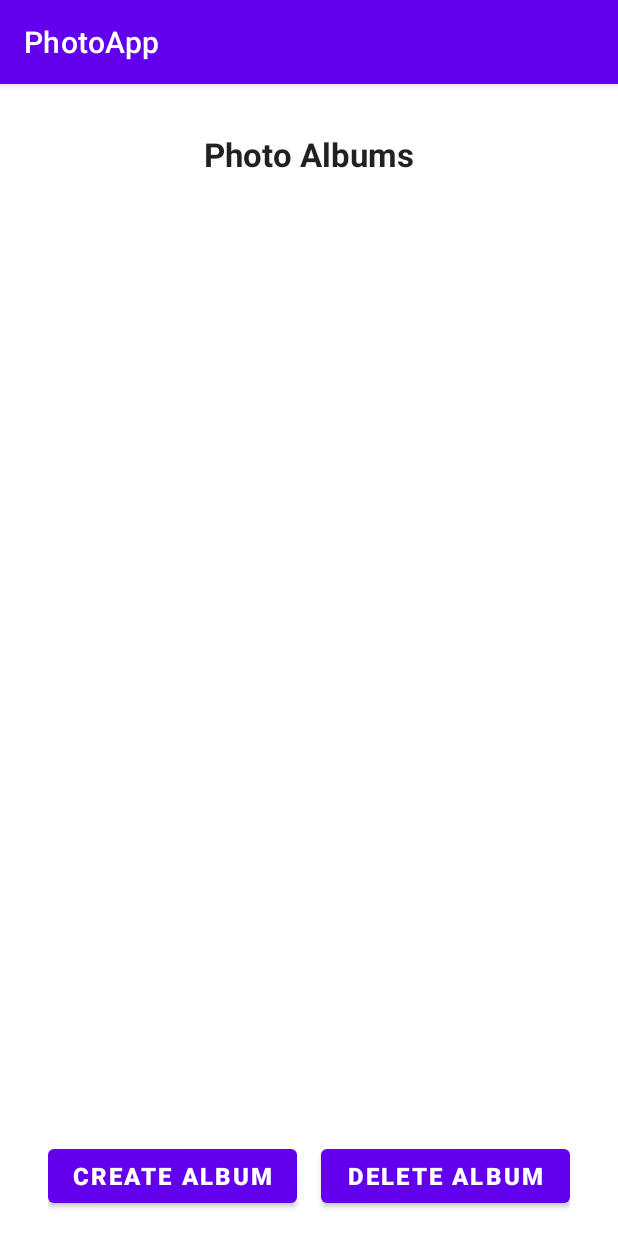
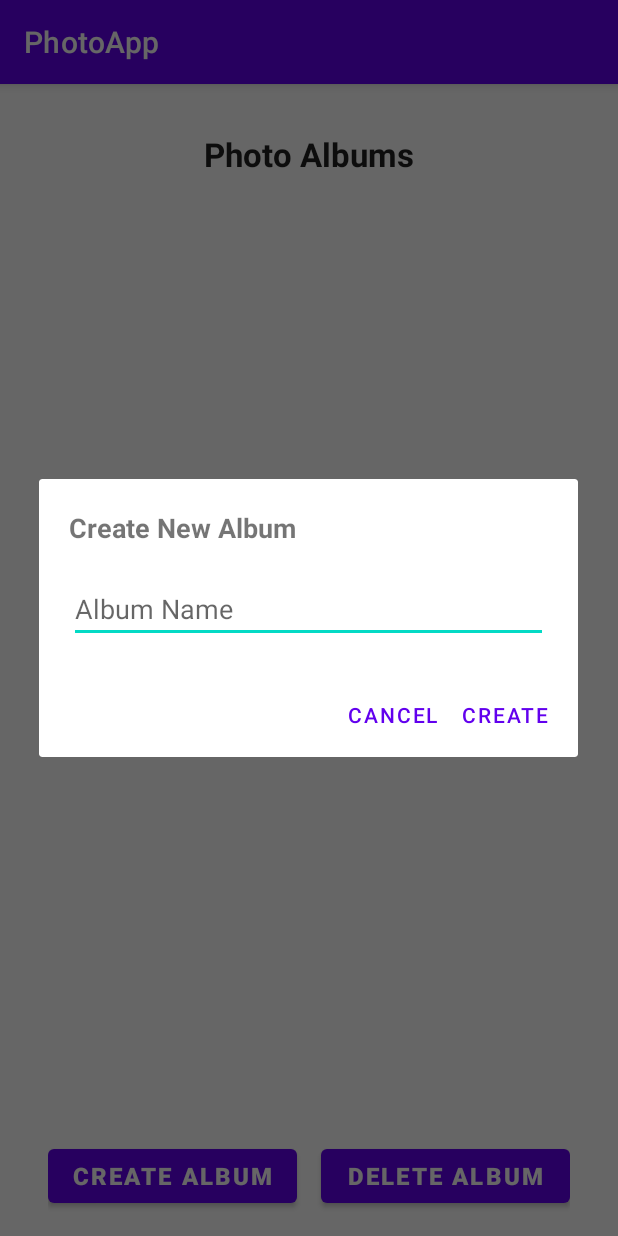
Before and after one commit to NoHaxJustCode/PhotoApp, an Android app: the screen it shows after launch (MainActivity), after a tap on "CREATE ALBUM", on a phone screen of 412 x 824 dp. Run offline under Robolectric (Android 15) with nearby library versions, the phone set to English and light mode, and no system bars.

Commit message:
Create button works and data is persistent

```diff
--- a/app/build.gradle
+++ b/app/build.gradle
@@ -40,6 +40,7 @@ dependencies {
     implementation 'androidx.appcompat:appcompat:1.6.1'
     implementation 'com.google.android.material:material:1.8.0'
     implementation 'androidx.constraintlayout:constraintlayout:2.1.4'
+    implementation 'com.google.code.gson:gson:2.8.9'
     testImplementation 'junit:junit:4.13.2'
     androidTestImplementation 'androidx.test.ext:junit:1.1.5'
     androidTestImplementation 'androidx.test.espresso:espresso-core:3.5.1'
--- a/app/src/main/java/com/example/photoapp/MainActivity.java
+++ b/app/src/main/java/com/example/photoapp/MainActivity.java
@@ -1,14 +1,34 @@
 package com.example.photoapp;
 
+import android.content.DialogInterface;
+import android.content.SharedPreferences;
 import android.os.Bundle;
+import androidx.appcompat.app.AlertDialog;
 import androidx.appcompat.app.AppCompatActivity;
+import android.view.LayoutInflater;
 import android.view.View;
 import android.widget.Button;
+import android.widget.LinearLayout;
+import android.widget.ScrollView;
 import android.widget.TextView;
+
+import com.example.photoapp.model.Album;
+import com.google.gson.Gson;
+import com.google.gson.reflect.TypeToken;
+
+import java.lang.reflect.Type;
+import java.util.ArrayList;
+import java.util.List;
 
 public class MainActivity extends AppCompatActivity {
 
     private TextView mTextView;
+    private List<Album> albums;
+    private ScrollView scrollView;
+    private LinearLayout albumListLayout;
+    private static final String ALBUMS_PREFS_NAME = "AlbumsPrefs";
+    private static final String ALBUMS_KEY = "Albums";
+
 
     @Override
     protected void onCreate(Bundle savedInstanceState) {
@@ -16,12 +36,22 @@ public class MainActivity extends AppCompatActivity {
         setContentView(R.layout.activity_main);
 
         mTextView = findViewById(R.id.home_title);
+        scrollView = findViewById(R.id.home_scroll_view);
+        albumListLayout = findViewById(R.id.home_album_list);
+
+        // Load saved albums at startup
+        albums = loadAlbums();
+
+        // Add each album to the scroll view
+        for (Album album : albums) {
+            addAlbumToScrollView(album);
+        }
 
         Button createAlbumButton = findViewById(R.id.create_album_button);
         createAlbumButton.setOnClickListener(new View.OnClickListener() {
             @Override
             public void onClick(View v) {
-                // Handle create album button click
+                showCreateAlbumDialog();
             }
         });
 
@@ -33,4 +63,89 @@ public class MainActivity extends AppCompatActivity {
             }
         });
     }
+
+    private void showCreateAlbumDialog() {
+        AlertDialog.Builder builder = new AlertDialog.Builder(this);
+        LayoutInflater inflater = getLayoutInflater();
+        View dialogView = inflater.inflate(R.layout.dialog_create_album, null);
+        builder.setView(dialogView);
+
+        final TextView errorTextView = dialogView.findViewById(R.id.errorMessage);
+        final TextView nameEditText = dialogView.findViewById(R.id.album_name_edit_text);
+
+        builder.setPositiveButton("Create", null);
+        builder.setNegativeButton("Cancel", null);
+
+        final AlertDialog dialog = builder.create();
+        dialog.setOnShowListener(new DialogInterface.OnShowListener() {
+            @Override
+            public void onShow(DialogInterface dialogInterface) {
+                Button createButton = dialog.getButton(DialogInterface.BUTTON_POSITIVE);
+                createButton.setOnClickListener(new View.OnClickListener() {
+                    @Override
+                    public void onClick(View view) {
+                        String albumName = nameEditText.getText().toString();
+                        if (albumName.isEmpty()) {
+                            errorTextView.setText("Album Name Required");
+                        } else {
+                            boolean albumExists = false;
+                            for (Album album : albums) {
+                                if (album.getName().equals(albumName)) {
+                                    albumExists = true;
+                                    break;
+                                }
+                            }
+                            if (albumExists) {
+                                errorTextView.setText("Album Name Already Exists");
+                            } else {
+                                Album newAlbum = new Album(albumName);
+                                albums.add(newAlbum);
+                                saveAlbums();
+                                addAlbumToScrollView(newAlbum);
+                                dialog.dismiss();
+                            }
+                        }
+                    }
+                });
+            }
+        });
+        dialog.show();
+    }
+
+
+    private void addAlbumToScrollView(Album album) {
+        TextView albumTextView = new TextView(this);
+        albumTextView.setText(album.getName());
+        albumTextView.setTextSize(24);
+        albumTextView.setPadding(0, 24, 0, 24);
+
+        albumTextView.setOnClickListener(new View.OnClickListener() {
+            @Override
+            public void onClick(View v) {
+                // Handle album click
+            }
+        });
+
+        albumListLayout.addView(albumTextView);
+    }
+    private void saveAlbums() {
+        SharedPreferences prefs = getSharedPreferences(ALBUMS_PREFS_NAME, MODE_PRIVATE);
+        SharedPreferences.Editor editor = prefs.edit();
+        Gson gson = new Gson();
+        String json = gson.toJson(albums);
+        editor.putString(ALBUMS_KEY, json);
+        editor.apply();
+    }
+
+    private List<Album> loadAlbums() {
+        SharedPreferences prefs = getSharedPreferences(ALBUMS_PREFS_NAME, MODE_PRIVATE);
+        Gson gson = new Gson();
+        String json = prefs.getString(ALBUMS_KEY, null);
+        Type type = new TypeToken<List<Album>>() {}.getType();
+        if(json == null)
+            return new ArrayList<Album>();
+        return gson.fromJson(json, type);
+    }
+
+
 }
--- /dev/null
+++ b/app/src/main/res/layout/dialog_create_album.xml
@@ -0,0 +1,26 @@
+<?xml version="1.0" encoding="utf-8"?>
+<LinearLayout xmlns:android="http://schemas.android.com/apk/res/android"
+    android:layout_width="match_parent"
+    android:layout_height="wrap_content"
+    android:orientation="vertical"
+    android:padding="20dp">
+
+    <TextView
+        android:layout_width="match_parent"
+        android:layout_height="wrap_content"
+        android:text="Create New Album"
+        android:textSize="18sp"
+        android:textStyle="bold" />
+
+    <TextView
+        android:id="@+id/errorMessage"
+        android:layout_width="match_parent"
+        android:layout_height="wrap_content" />
+
+    <EditText
+        android:id="@+id/album_name_edit_text"
+        android:layout_width="match_parent"
+        android:layout_height="wrap_content"
+        android:hint="Album Name" />
+
+</LinearLayout>
```
Also changed, not shown: app/src/main/java/com/example/photoapp/model/Album.java (+31 -0 lines), app/src/main/java/com/example/photoapp/model/Photo.java (+35 -0 lines), app/src/main/java/com/example/photoapp/model/Tag.java (+20 -1 lines).
